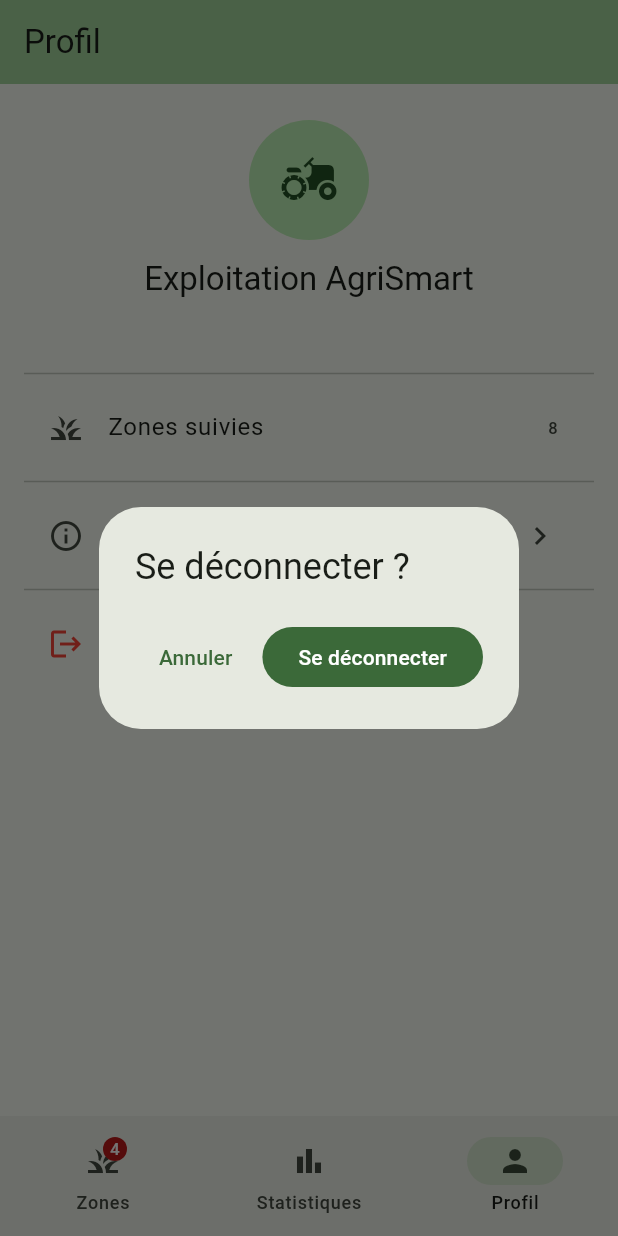
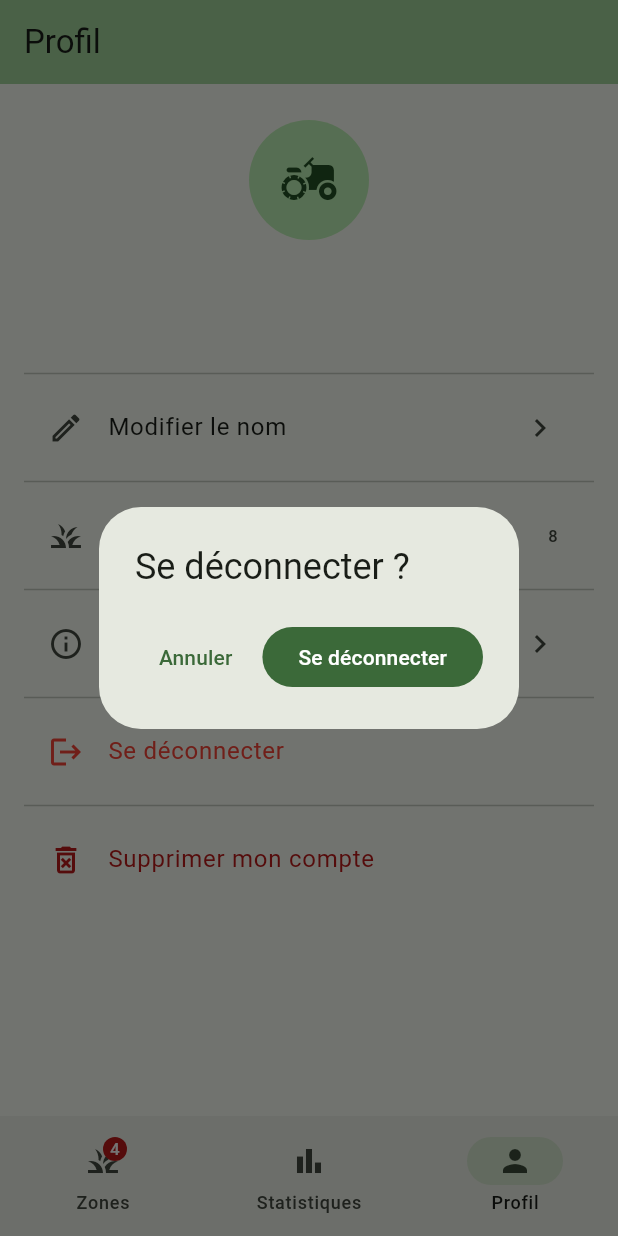
Before and after one commit to mohamedaminbenrjab1919-sys/agrismart, a Flutter app: the screen it shows once a user with an empty profile is signed in, item 3 of the bottom bar chosen, after a tap on "Se déconnecter", on a phone screen of 412 x 824 dp. Run offline on Flutter 3.47's test engine with Material 3 defaults, Android fonts, the phone set to English and light mode, and no system bars; our stand-ins replace firebase_auth, firebase_core; accounts and stored records are empty; network calls fail.

Commit message:
feat(auth-profil): add display name, profile edit, account deletion, and uid-scoped zones

```diff
--- a/lib/main.dart
+++ b/lib/main.dart
@@ -26,7 +26,14 @@ Future<void> main() async {
     MultiProvider(
       providers: [
         ChangeNotifierProvider(create: (_) => AuthProvider(authService)),
-        ChangeNotifierProvider(create: (_) => ZonesProvider()),
+        ChangeNotifierProxyProvider<AuthProvider, ZonesProvider>(
+          create: (_) => ZonesProvider(),
+          update: (_, auth, previous) {
+            final zones = previous ?? ZonesProvider();
+            zones.definirUtilisateur(auth.utilisateur?.uid);
+            return zones;
+          },
+        ),
         ChangeNotifierProvider(create: (_) => MeteoProvider()..charger()),
       ],
       child: const AgriSmartApp(),
--- a/lib/models/utilisateur.dart
+++ b/lib/models/utilisateur.dart
@@ -1,6 +1,17 @@
 class Utilisateur {
   final String uid;
   final String email;
+  final String? nom;
 
-  const Utilisateur({required this.uid, required this.email});
+  const Utilisateur({
+    required this.uid,
+    required this.email,
+    this.nom,
+  });
+
+  String get nomAffiche {
+    final n = (nom ?? '').trim();
+    if (n.isNotEmpty) return n;
+    return email.split('@').first;
+  }
 }
--- a/lib/providers/auth_provider.dart
+++ b/lib/providers/auth_provider.dart
@@ -30,12 +30,20 @@ class AuthProvider extends ChangeNotifier {
     return _executer(() => _service.connexion(email, motDePasse));
   }
 
-  Future<bool> inscription(String email, String motDePasse) {
-    return _executer(() => _service.inscription(email, motDePasse));
+  Future<bool> inscription(String email, String motDePasse, {String? nom}) {
+    return _executer(() => _service.inscription(email, motDePasse, nom: nom));
+  }
+
+  Future<bool> mettreAJourNom(String nom) {
+    return _executer(() => _service.mettreAJourNom(nom));
   }
 
   Future<bool> reinitialiserMotDePasse(String email) {
     return _executer(() => _service.reinitialiserMotDePasse(email));
+  }
+
+  Future<bool> supprimerCompte() {
+    return _executer(() => _service.supprimerCompte());
   }
 
   Future<void> deconnexion() => _service.deconnexion();
--- a/lib/providers/zones_provider.dart
+++ b/lib/providers/zones_provider.dart
@@ -3,18 +3,37 @@ import 'package:agrismart/data/jeu_de_donnees.dart';
 import 'package:agrismart/models/zone.dart';
 
 class ZonesProvider extends ChangeNotifier {
-  final List<Zone> _zones = jeuDeDonnees();
+  final Map<String, List<Zone>> _zonesParUid = {};
+  String? _uidActif;
+
+  ZonesProvider({String? uidInitial}) {
+    definirUtilisateur(uidInitial);
+  }
+
+  void definirUtilisateur(String? uid) {
+    final cle = (uid == null || uid.trim().isEmpty) ? '_invite' : uid.trim();
+    if (_uidActif == cle && _zonesParUid.containsKey(cle)) return;
+    _uidActif = cle;
+    _zonesParUid.putIfAbsent(cle, () => jeuDeDonnees());
+    notifyListeners();
+  }
+
+  List<Zone> get _zonesCourantes {
+    final cle = _uidActif ?? '_invite';
+    return _zonesParUid.putIfAbsent(cle, () => jeuDeDonnees());
+  }
 
   // Copie en lecture seule pour protéger la liste
-  List<Zone> get zones => List.unmodifiable(_zones);
+  List<Zone> get zones => List.unmodifiable(_zonesCourantes);
 
-  int get nombre => _zones.length;
+  int get nombre => _zonesCourantes.length;
 
-  int get nombreAIrriguer => _zones.where((z) => z.besoinIrrigation).length;
+  int get nombreAIrriguer =>
+      _zonesCourantes.where((z) => z.besoinIrrigation).length;
 
   // Noms des zones (sauf une), pour refuser un doublon dans le formulaire
   List<String> noms({Zone? sauf}) {
-    return _zones.where((z) => z != sauf).map((z) => z.nom).toList();
+    return _zonesCourantes.where((z) => z != sauf).map((z) => z.nom).toList();
   }
 
   void modifierHumidite(Zone zone, double delta) {
@@ -23,19 +42,20 @@ class ZonesProvider extends ChangeNotifier {
   }
 
   void ajouter(Zone zone) {
-    _zones.add(zone);
+    _zonesCourantes.add(zone);
     notifyListeners();
   }
 
   void remplacer(Zone ancienne, Zone nouvelle) {
-    final index = _zones.indexOf(ancienne);
+    final liste = _zonesCourantes;
+    final index = liste.indexOf(ancienne);
     if (index == -1) return;
-    _zones[index] = nouvelle;
+    liste[index] = nouvelle;
     notifyListeners();
   }
 
   void supprimer(Zone zone) {
-    _zones.remove(zone);
+    _zonesCourantes.remove(zone);
     notifyListeners();
   }
 }
--- a/lib/screens/profil_page.dart
+++ b/lib/screens/profil_page.dart
@@ -1,11 +1,74 @@
 import 'package:flutter/material.dart';
 import 'package:provider/provider.dart';
+import 'package:agrismart/models/utilisateur.dart';
 import 'package:agrismart/providers/zones_provider.dart';
 import 'package:agrismart/providers/auth_provider.dart';
 import 'package:agrismart/screens/a_propos_page.dart';
 
 class ProfilPage extends StatelessWidget {
   const ProfilPage({super.key});
+
+  Future<void> _modifierNom(
+      BuildContext context,
+      Utilisateur? utilisateur,
+      ) async {
+    final ctrl = TextEditingController(text: utilisateur?.nom ?? '');
+    final formKey = GlobalKey<FormState>();
+
+    final nouveauNom = await showDialog<String>(
+      context: context,
+      builder: (ctx) => AlertDialog(
+        title: const Text('Modifier le nom'),
+        content: Form(
+          key: formKey,
+          child: TextFormField(
+            controller: ctrl,
+            autofocus: true,
+            textCapitalization: TextCapitalization.words,
+            decoration: const InputDecoration(
+              labelText: 'Nom complet / Exploitation',
+              border: OutlineInputBorder(),
+            ),
+            validator: (val) {
+              if ((val ?? '').trim().length < 2) {
+                return '2 caractères minimum';
+              }
+              return null;
+            },
+          ),
+        ),
+        actions: [
+          TextButton(
+            onPressed: () => Navigator.pop(ctx),
+            child: const Text('Annuler'),
+          ),
+          FilledButton(
+            onPressed: () {
+              if (formKey.currentState!.validate()) {
+                Navigator.pop(ctx, ctrl.text.trim());
+              }
+            },
+            child: const Text('Enregistrer'),
+          ),
+        ],
+      ),
+    );
+
+    ctrl.dispose();
+    if (nouveauNom == null || !context.mounted) return;
+
+    final auth = context.read<AuthProvider>();
+    final ok = await auth.mettreAJourNom(nouveauNom);
+    if (!context.mounted) return;
+
+    ScaffoldMessenger.of(context).showSnackBar(
+      SnackBar(
+        content: Text(
+          ok ? 'Nom mis à jour avec succès' : (auth.erreur ?? 'Erreur'),
+        ),
+      ),
+    );
+  }
 
   Future<void> _confirmerDeconnexion(BuildContext context) async {
     final confirme = await showDialog<bool>(
@@ -29,13 +92,51 @@ class ProfilPage extends StatelessWidget {
     await context.read<AuthProvider>().deconnexion();
   }
 
+  Future<void> _confirmerSuppressionCompte(BuildContext context) async {
+    final confirme = await showDialog<bool>(
+      context: context,
+      builder: (ctx) => AlertDialog(
+        title: const Text('Supprimer le compte ?'),
+        content: const Text(
+          'Cette action est irréversible et supprimera votre compte d\'authentification.',
+        ),
+        actions: [
+          TextButton(
+            onPressed: () => Navigator.pop(ctx, false),
+            child: const Text('Annuler'),
+          ),
+          FilledButton(
+            style: FilledButton.styleFrom(
+              backgroundColor: Theme.of(ctx).colorScheme.error,
+            ),
+            onPressed: () => Navigator.pop(ctx, true),
+            child: const Text('Supprimer'),
+          ),
+        ],
+      ),
+    );
+
+    if (confirme != true || !context.mounted) return;
+
+    final auth = context.read<AuthProvider>();
+    final ok = await auth.supprimerCompte();
+    if (!ok && context.mounted) {
+      ScaffoldMessenger.of(context).showSnackBar(
+        SnackBar(
+          content: Text(auth.erreur ?? 'Impossible de supprimer le compte'),
+        ),
+      );
+    }
+  }
+
   @override
   Widget build(BuildContext context) {
     final texte = Theme.of(context).textTheme;
     final nombreZones = context.select<ZonesProvider, int>((p) => p.nombre);
-    final email = context.select<AuthProvider, String>(
-          (a) => a.utilisateur?.email ?? '',
+    final utilisateur = context.select<AuthProvider, Utilisateur?>(
+          (a) => a.utilisateur,
     );
+    final occupe = context.select<AuthProvider, bool>((a) => a.occupe);
 
     return Scaffold(
       appBar: AppBar(
@@ -54,11 +155,26 @@ class ProfilPage extends StatelessWidget {
           ),
           const SizedBox(height: 12),
           Center(
-            child: Text('Exploitation AgriSmart', style: texte.titleLarge),
+            child: Text(
+              utilisateur?.nomAffiche ?? 'Exploitation AgriSmart',
+              style: texte.titleLarge,
+            ),
           ),
           const SizedBox(height: 4),
-          Center(child: Text(email, style: const TextStyle(fontWeight: FontWeight.w500))),
+          Center(
+            child: Text(
+              utilisateur?.email ?? '',
+              style: const TextStyle(fontWeight: FontWeight.w500),
+            ),
+          ),
           const SizedBox(height: 16),
+          const Divider(),
+          ListTile(
+            leading: const Icon(Icons.edit_outlined),
+            title: const Text('Modifier le nom'),
+            trailing: const Icon(Icons.chevron_right),
+            onTap: occupe ? null : () => _modifierNom(context, utilisateur),
+          ),
           const Divider(),
           ListTile(
             leading: const Icon(Icons.grass),
@@ -82,8 +198,23 @@ class ProfilPage extends StatelessWidget {
           const Divider(),
           ListTile(
             leading: const Icon(Icons.logout, color: Colors.red),
-            title: const Text('Se déconnecter', style: TextStyle(color: Colors.red)),
-            onTap: () => _confirmerDeconnexion(context),
+            title: const Text(
+              'Se déconnecter',
+              style: TextStyle(color: Colors.red),
+            ),
+            onTap: occupe ? null : () => _confirmerDeconnexion(context),
+          ),
+          const Divider(),
+          ListTile(
+            leading: Icon(
+              Icons.delete_forever_outlined,
+              color: Theme.of(context).colorScheme.error,
+            ),
+            title: Text(
+              'Supprimer mon compte',
+              style: TextStyle(color: Theme.of(context).colorScheme.error),
+            ),
+            onTap: occupe ? null : () => _confirmerSuppressionCompte(context),
           ),
         ],
       ),
--- a/lib/services/auth_locale_service.dart
+++ b/lib/services/auth_locale_service.dart
@@ -4,6 +4,7 @@ import 'package:agrismart/services/auth_service.dart';
 
 class AuthLocaleService implements AuthService {
   final Map<String, String> _comptes = {'demo@agrismart.tn': '123456'};
+  final Map<String, String> _noms = {'demo@agrismart.tn': 'Exploitation Démo'};
   final StreamController<Utilisateur?> _controller =
   StreamController<Utilisateur?>.broadcast();
   Utilisateur? _courant;
@@ -26,18 +27,35 @@ class AuthLocaleService implements AuthService {
     if (_comptes[cle] != motDePasse) {
       throw const AuthException('Email ou mot de passe incorrect');
     }
-    _definir(Utilisateur(uid: cle, email: cle));
+    _definir(Utilisateur(uid: cle, email: cle, nom: _noms[cle]));
   }
 
   @override
-  Future<void> inscription(String email, String motDePasse) async {
+  Future<void> inscription(String email, String motDePasse,
+      {String? nom}) async {
     await Future.delayed(const Duration(milliseconds: 600));
     final cle = email.trim().toLowerCase();
     if (_comptes.containsKey(cle)) {
       throw const AuthException('Un compte existe déjà avec cet email');
     }
     _comptes[cle] = motDePasse;
-    _definir(Utilisateur(uid: cle, email: cle));
+    final n = (nom ?? '').trim();
+    if (n.isNotEmpty) {
+      _noms[cle] = n;
+    }
+    _definir(Utilisateur(uid: cle, email: cle, nom: _noms[cle]));
+  }
+
+  @override
+  Future<void> mettreAJourNom(String nom) async {
+    await Future.delayed(const Duration(milliseconds: 400));
+    final courant = _courant;
+    if (courant == null) {
+      throw const AuthException('Aucun utilisateur connecté');
+    }
+    final n = nom.trim();
+    _noms[courant.email] = n;
+    _definir(Utilisateur(uid: courant.uid, email: courant.email, nom: n));
   }
 
   @override
@@ -46,6 +64,17 @@ class AuthLocaleService implements AuthService {
   }
 
   @override
+  Future<void> supprimerCompte() async {
+    await Future.delayed(const Duration(milliseconds: 500));
+    final courant = _courant;
+    if (courant != null) {
+      _comptes.remove(courant.email);
+      _noms.remove(courant.email);
+    }
+    _definir(null);
+  }
+
+  @override
   Future<void> deconnexion() async {
     _definir(null);
   }
--- a/lib/services/auth_service.dart
+++ b/lib/services/auth_service.dart
@@ -8,7 +8,9 @@ class AuthException implements Exception {
 abstract class AuthService {
   Stream<Utilisateur?> get utilisateur;
   Future<void> connexion(String email, String motDePasse);
-  Future<void> inscription(String email, String motDePasse);
+  Future<void> inscription(String email, String motDePasse, {String? nom});
+  Future<void> mettreAJourNom(String nom);
   Future<void> reinitialiserMotDePasse(String email);
+  Future<void> supprimerCompte();
   Future<void> deconnexion();
 }
--- a/lib/services/firebase_auth_service.dart
+++ b/lib/services/firebase_auth_service.dart
@@ -5,13 +5,18 @@ import 'package:agrismart/services/auth_service.dart';
 class FirebaseAuthService implements AuthService {
   final FirebaseAuth _auth = FirebaseAuth.instance;
 
+  Utilisateur? _mapperUtilisateur(User? u) {
+    if (u == null) return null;
+    return Utilisateur(
+      uid: u.uid,
+      email: u.email ?? '',
+      nom: u.displayName,
+    );
+  }
+
   @override
-  Stream<Utilisateur?> get utilisateur {
-    return _auth.authStateChanges().map((u) {
-      if (u == null) return null;
-      return Utilisateur(uid: u.uid, email: u.email ?? '');
-    });
-  }
+  Stream<Utilisateur?> get utilisateur =>
+      _auth.userChanges().map(_mapperUtilisateur);
 
   @override
   Future<void> connexion(String email, String motDePasse) {
@@ -22,16 +27,48 @@ class FirebaseAuthService implements AuthService {
   }
 
   @override
-  Future<void> inscription(String email, String motDePasse) {
-    return _executer(() => _auth.createUserWithEmailAndPassword(
-      email: email.trim(),
-      password: motDePasse,
-    ));
+  Future<void> inscription(String email, String motDePasse, {String? nom}) {
+    return _executer(() async {
+      final cred = await _auth.createUserWithEmailAndPassword(
+        email: email.trim(),
+        password: motDePasse,
+      );
+      final n = (nom ?? '').trim();
+      if (n.isNotEmpty && cred.user != null) {
+        await cred.user!.updateDisplayName(n);
+        await cred.user!.reload();
+      }
+    });
+  }
+
+  @override
+  Future<void> mettreAJourNom(String nom) {
+    return _executer(() async {
+      final user = _auth.currentUser;
+      if (user == null) {
+        throw const AuthException('Aucun utilisateur connecté');
+      }
+      await user.updateDisplayName(nom.trim());
+      await user.reload();
+    });
   }
 
   @override
   Future<void> reinitialiserMotDePasse(String email) {
-    return _executer(() => _auth.sendPasswordResetEmail(email: email.trim()));
+    return _executer(
+          () => _auth.sendPasswordResetEmail(email: email.trim()),
+    );
+  }
+
+  @override
+  Future<void> supprimerCompte() {
+    return _executer(() async {
+      final user = _auth.currentUser;
+      if (user == null) {
+        throw const AuthException('Aucun utilisateur connecté');
+      }
+      await user.delete();
+    });
   }
 
   @override
@@ -42,6 +79,8 @@ class FirebaseAuthService implements AuthService {
       await operation();
     } on FirebaseAuthException catch (e) {
       throw AuthException(_traduire(e.code));
+    } on AuthException {
+      rethrow;
     } catch (_) {
       throw const AuthException('Une erreur est survenue');
     }
@@ -63,6 +102,8 @@ class FirebaseAuthService implements AuthService {
         return 'Pas de connexion Internet';
       case 'too-many-requests':
         return 'Trop de tentatives, réessayez plus tard';
+      case 'requires-recent-login':
+        return 'Veuillez vous reconnecter avant de supprimer votre compte';
       default:
         return "Erreur d'authentification ($code)";
     }
```
Also changed, not shown: lib/screens/inscription_page.dart (+38 -6 lines).
